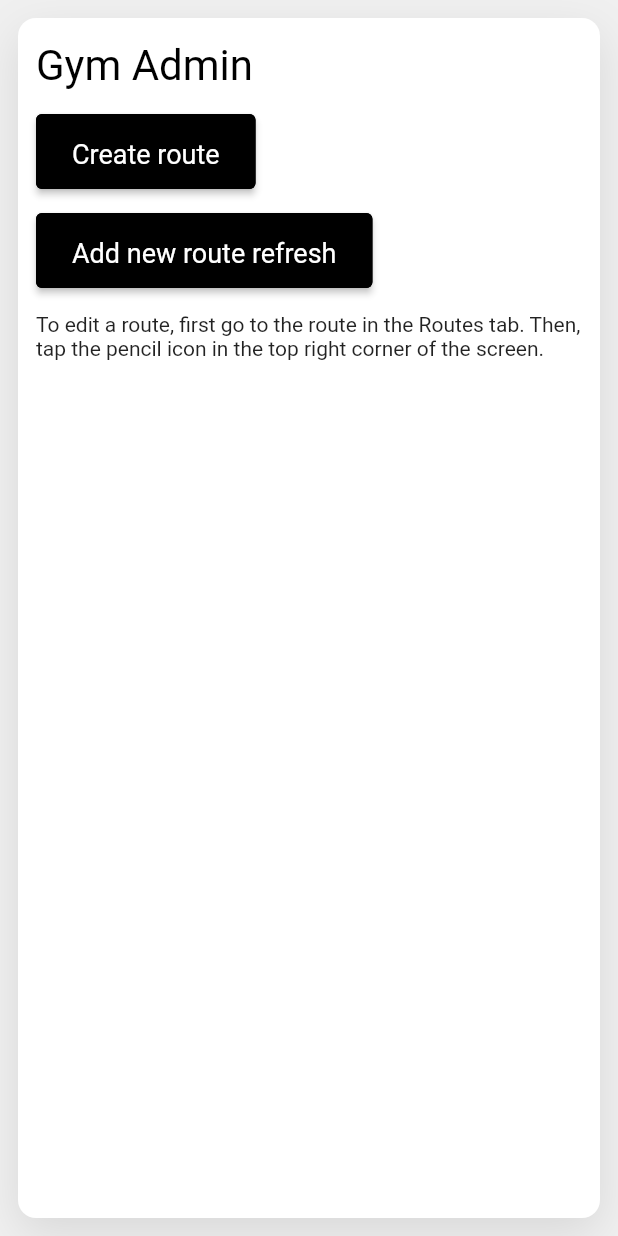
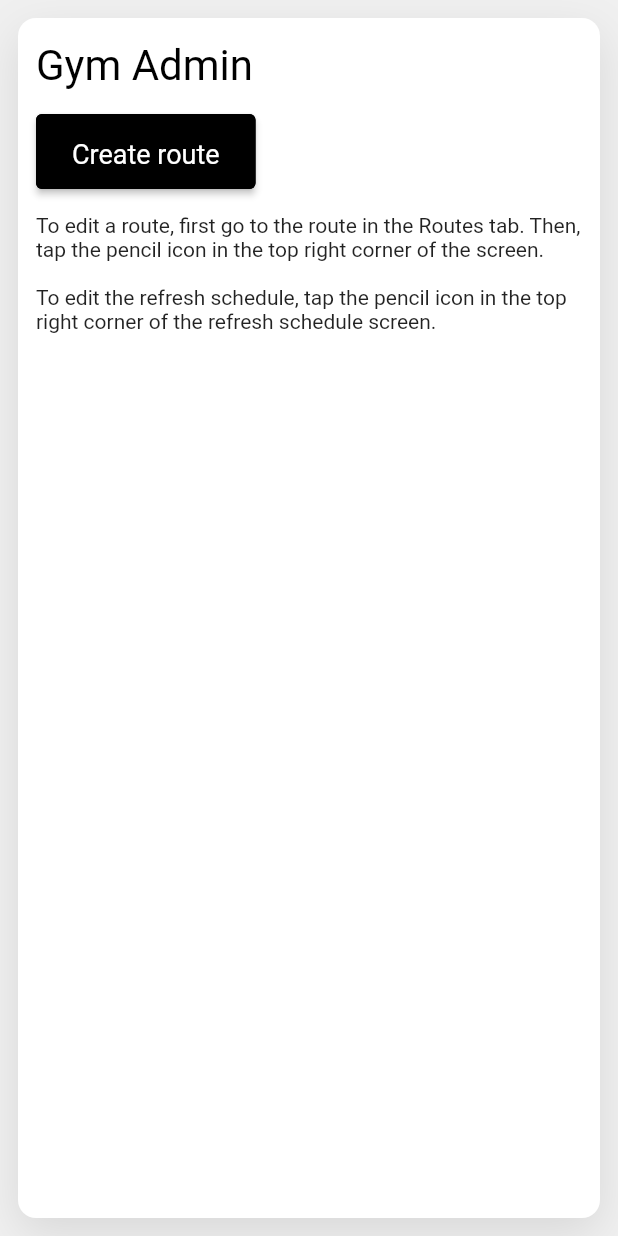
Before and after one commit to ajgreenman/free_beta, a Flutter app: the GymAdmin widget shown alone on an empty page, opened directly, on a phone screen of 412 x 824 dp. Run offline on Flutter 3.47's test engine with Material 2 defaults, Android fonts, the phone set to English and light mode, and no system bars; our stand-ins replace auto_size_text, cached_network_image, carousel_slider, charts_flutter, cloud_firestore, firebase_auth and 6 more; accounts and stored records are empty; network calls fail; Roboto replaces fonts that are missing (GTA).

Commit message:
removed standalone refresh edit screen

```diff
--- a/lib/user/presentation/widgets/gym_admin.dart
+++ b/lib/user/presentation/widgets/gym_admin.dart
@@ -2,7 +2,6 @@ import 'package:flutter/material.dart';
 import 'package:free_beta/app/presentation/widgets/info_card.dart';
 import 'package:free_beta/app/theme.dart';
 import 'package:free_beta/gym/presentation/create_route_screen.dart';
-import 'package:free_beta/gym/presentation/edit_refresh_schedule.dart';
 
 class GymAdmin extends StatelessWidget {
   const GymAdmin({Key? key}) : super(key: key);
@@ -19,44 +18,16 @@ class GymAdmin extends StatelessWidget {
             SizedBox(height: FreeBetaSizes.l),
             _CreateRouteButton(),
             SizedBox(height: FreeBetaSizes.l),
-            _AddRefreshSchedule(),
+            Text(
+              'To edit a route, first go to the route in the Routes tab. Then, tap the pencil icon in the top right corner of the screen.',
+            ),
             SizedBox(height: FreeBetaSizes.l),
             Text(
-              'To edit a route, first go to the route in the Routes tab. Then, tap the pencil icon in the top right corner of the screen.',
+              'To edit the refresh schedule, tap the pencil icon in the top right corner of the refresh schedule screen.',
             ),
           ],
         ),
       );
-}
-
-class _AddRefreshSchedule extends StatelessWidget {
-  @override
-  Widget build(BuildContext context) {
-    return ElevatedButton(
-      onPressed: () => Navigator.of(context).push(EditRefreshSchedule.route()),
-      child: Padding(
-        padding: FreeBetaPadding.xlHorizontal,
-        child: Text(
-          'Add new route refresh',
-          style: FreeBetaTextStyle.h4.copyWith(
-            color: FreeBetaColors.white,
-          ),
-        ),
-      ),
-      style: ButtonStyle(
-        side: MaterialStateProperty.all(
-          BorderSide(
-            width: 2,
-          ),
-        ),
-        padding: MaterialStateProperty.all(
-          const EdgeInsets.symmetric(
-            vertical: FreeBetaSizes.ml,
-          ),
-        ),
-      ),
-    );
-  }
 }
 
 class _CreateRouteButton extends StatelessWidget {
```
Also changed, not shown: lib/gym/presentation/edit_refresh_schedule.dart (deleted, +0 -31 lines).
